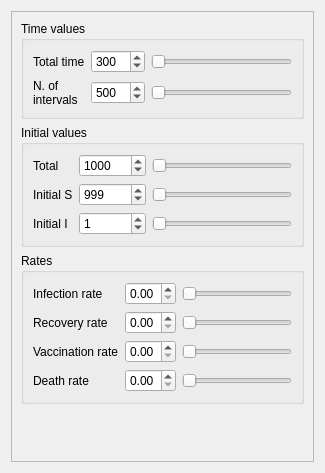
This is src/sir_menu.ui in anagontijo/sircalculator as Qt 5 draws it before an edit. The edited form follows.
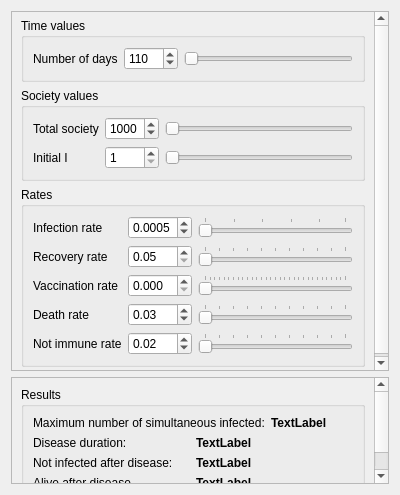
This is the edited form.

Commit message: Second development stage (commits not organized since I'm developing this in my little free time)

Patch:
```diff
--- a/src/sir_menu.ui
+++ b/src/sir_menu.ui
@@ -6,8 +6,8 @@
    <rect>
     <x>0</x>
     <y>0</y>
-    <width>325</width>
-    <height>473</height>
+    <width>400</width>
+    <height>495</height>
    </rect>
   </property>
   <property name="windowTitle">
@@ -16,6 +16,24 @@
   <layout class="QGridLayout" name="gridLayout">
    <item row="0" column="0">
     <widget class="QScrollArea" name="scrollArea">
+     <property name="sizePolicy">
+      <sizepolicy hsizetype="Preferred" vsizetype="Preferred">
+       <horstretch>0</horstretch>
+       <verstretch>0</verstretch>
+      </sizepolicy>
+     </property>
+     <property name="minimumSize">
+      <size>
+       <width>0</width>
+       <height>360</height>
+      </size>
+     </property>
+     <property name="maximumSize">
+      <size>
+       <width>16777215</width>
+       <height>400</height>
+      </size>
+     </property>
      <property name="widgetResizable">
       <bool>true</bool>
      </property>
@@ -24,63 +42,37 @@
        <rect>
         <x>0</x>
         <y>0</y>
-        <width>291</width>
-        <height>490</height>
+        <width>380</width>
+        <height>358</height>
        </rect>
       </property>
       <layout class="QGridLayout" name="gridLayout_3">
+       <property name="topMargin">
+        <number>6</number>
+       </property>
+       <property name="bottomMargin">
+        <number>6</number>
+       </property>
        <item row="1" column="0">
         <widget class="QGroupBox" name="groupBox_initial_values">
          <property name="title">
-          <string>Initial values</string>
+          <string>Society values</string>
          </property>
          <layout class="QGridLayout" name="gridLayout_5">
           <item row="0" column="0">
            <layout class="QGridLayout" name="gridLayout_2">
-            <item row="0" column="0">
-             <widget class="QLabel" name="label_total">
-              <property name="text">
-               <string>Total</string>
-              </property>
-             </widget>
-            </item>
-            <item row="2" column="2">
-             <widget class="QSlider" name="horizontalSlider_i">
-              <property name="orientation">
-               <enum>Qt::Horizontal</enum>
-              </property>
-             </widget>
-            </item>
-            <item row="1" column="2">
-             <widget class="QSlider" name="horizontalSlider_s">
-              <property name="orientation">
-               <enum>Qt::Horizontal</enum>
-              </property>
-             </widget>
-            </item>
             <item row="1" column="0">
-             <widget class="QLabel" name="label_s">
-              <property name="text">
-               <string>Initial S</string>
-              </property>
-             </widget>
-            </item>
-            <item row="0" column="2">
-             <widget class="QSlider" name="horizontalSlider_total">
-              <property name="orientation">
-               <enum>Qt::Horizontal</enum>
-              </property>
-             </widget>
-            </item>
-            <item row="2" column="0">
              <widget class="QLabel" name="label_i">
               <property name="text">
                <string>Initial I</string>
               </property>
              </widget>
             </item>
-            <item row="2" column="1">
+            <item row="1" column="1">
              <widget class="QSpinBox" name="spinBox_i">
+              <property name="minimum">
+               <number>1</number>
+              </property>
               <property name="maximum">
                <number>1000</number>
               </property>
@@ -89,44 +81,45 @@
               </property>
              </widget>
             </item>
-            <item row="1" column="1">
-             <widget class="QSpinBox" name="spinBox_s">
-              <property name="maximum">
-               <number>1000</number>
+            <item row="1" column="2">
+             <widget class="QSlider" name="slider_i">
+              <property name="orientation">
+               <enum>Qt::Horizontal</enum>
               </property>
-              <property name="value">
-               <number>999</number>
+             </widget>
+            </item>
+            <item row="0" column="0">
+             <widget class="QLabel" name="label_total">
+              <property name="text">
+               <string>Total society</string>
               </property>
              </widget>
             </item>
             <item row="0" column="1">
              <widget class="QSpinBox" name="spinBox_total">
+              <property name="minimum">
+               <number>10</number>
+              </property>
               <property name="maximum">
-               <number>1000000</number>
+               <number>2000</number>
               </property>
               <property name="value">
                <number>1000</number>
               </property>
              </widget>
             </item>
+            <item row="0" column="2">
+             <widget class="QSlider" name="slider_total">
+              <property name="orientation">
+               <enum>Qt::Horizontal</enum>
+              </property>
+             </widget>
+            </item>
            </layout>
           </item>
          </layout>
         </widget>
        </item>
-       <item row="3" column="0">
-        <spacer name="verticalSpacer">
-         <property name="orientation">
-          <enum>Qt::Vertical</enum>
-         </property>
-         <property name="sizeHint" stdset="0">
-          <size>
-           <width>20</width>
-           <height>40</height>
-          </size>
-         </property>
-        </spacer>
-       </item>
        <item row="2" column="0">
         <widget class="QGroupBox" name="groupBox">
          <property name="title">
@@ -136,40 +129,18 @@
           <item row="0" column="0">
            <layout class="QGridLayout" name="gridLayout_4">
             <item row="0" column="2">
-             <widget class="QSlider" name="horizontalSlide_i_r">
-              <property name="orientation">
-               <enum>Qt::Horizontal</enum>
+             <widget class="QSlider" name="slider_i_r">
+              <property name="minimum">
+               <number>1</number>
               </property>
-             </widget>
-            </item>
-            <item row="2" column="2">
-             <widget class="QSlider" name="horizontalSlider_v_r">
-              <property name="orientation">
-               <enum>Qt::Horizontal</enum>
-              </property>
-             </widget>
-            </item>
-            <item row="1" column="2">
-             <widget class="QSlider" name="horizontalSlider_r_r">
-              <property name="orientation">
-               <enum>Qt::Horizontal</enum>
-              </property>
-             </widget>
-            </item>
-            <item row="3" column="2">
-             <widget class="QSlider" name="horizontalSlider_d_r">
-              <property name="orientation">
-               <enum>Qt::Horizontal</enum>
-              </property>
-             </widget>
-            </item>
-            <item row="0" column="1">
-             <widget class="QDoubleSpinBox" name="doubleSpinBox_i_r">
               <property name="maximum">
-               <double>1.000000000000000</double>
+               <number>50</number>
               </property>
-              <property name="singleStep">
-               <double>0.050000000000000</double>
+              <property name="orientation">
+               <enum>Qt::Horizontal</enum>
+              </property>
+              <property name="tickPosition">
+               <enum>QSlider::TicksAbove</enum>
               </property>
              </widget>
             </item>
@@ -180,27 +151,45 @@
               </property>
              </widget>
             </item>
-            <item row="2" column="0">
-             <widget class="QLabel" name="label_v_r">
-              <property name="text">
-               <string>Vaccination rate</string>
-              </property>
-             </widget>
-            </item>
-            <item row="0" column="0">
-             <widget class="QLabel" name="label_i_r">
-              <property name="text">
-               <string>Infection rate</string>
-              </property>
-             </widget>
-            </item>
             <item row="2" column="1">
              <widget class="QDoubleSpinBox" name="doubleSpinBox_v_r">
+              <property name="decimals">
+               <number>3</number>
+              </property>
               <property name="maximum">
-               <double>1.000000000000000</double>
+               <double>0.300000000000000</double>
               </property>
               <property name="singleStep">
-               <double>0.050000000000000</double>
+               <double>0.001000000000000</double>
+              </property>
+             </widget>
+            </item>
+            <item row="3" column="1">
+             <widget class="QDoubleSpinBox" name="doubleSpinBox_d_r">
+              <property name="minimum">
+               <double>0.000000000000000</double>
+              </property>
+              <property name="maximum">
+               <double>0.200000000000000</double>
+              </property>
+              <property name="singleStep">
+               <double>0.010000000000000</double>
+              </property>
+              <property name="value">
+               <double>0.030000000000000</double>
+              </property>
+             </widget>
+            </item>
+            <item row="1" column="2">
+             <widget class="QSlider" name="slider_r_r">
+              <property name="maximum">
+               <number>100</number>
+              </property>
+              <property name="orientation">
+               <enum>Qt::Horizontal</enum>
+              </property>
+              <property name="tickPosition">
+               <enum>QSlider::TicksAbove</enum>
               </property>
              </widget>
             </item>
@@ -211,23 +200,111 @@
               </property>
              </widget>
             </item>
+            <item row="2" column="2">
+             <widget class="QSlider" name="slider_v_r">
+              <property name="maximum">
+               <number>300</number>
+              </property>
+              <property name="orientation">
+               <enum>Qt::Horizontal</enum>
+              </property>
+              <property name="tickPosition">
+               <enum>QSlider::TicksAbove</enum>
+              </property>
+             </widget>
+            </item>
+            <item row="3" column="2">
+             <widget class="QSlider" name="slider_d_r">
+              <property name="maximum">
+               <number>100</number>
+              </property>
+              <property name="orientation">
+               <enum>Qt::Horizontal</enum>
+              </property>
+              <property name="tickPosition">
+               <enum>QSlider::TicksAbove</enum>
+              </property>
+             </widget>
+            </item>
+            <item row="0" column="1">
+             <widget class="QDoubleSpinBox" name="doubleSpinBox_i_r">
+              <property name="decimals">
+               <number>4</number>
+              </property>
+              <property name="minimum">
+               <double>0.000100000000000</double>
+              </property>
+              <property name="maximum">
+               <double>0.003000000000000</double>
+              </property>
+              <property name="singleStep">
+               <double>0.000100000000000</double>
+              </property>
+              <property name="value">
+               <double>0.000500000000000</double>
+              </property>
+             </widget>
+            </item>
             <item row="1" column="1">
              <widget class="QDoubleSpinBox" name="doubleSpinBox_r_r">
+              <property name="minimum">
+               <double>0.050000000000000</double>
+              </property>
               <property name="maximum">
-               <double>1.000000000000000</double>
+               <double>0.200000000000000</double>
               </property>
               <property name="singleStep">
+               <double>0.010000000000000</double>
+              </property>
+              <property name="value">
                <double>0.050000000000000</double>
               </property>
              </widget>
             </item>
-            <item row="3" column="1">
-             <widget class="QDoubleSpinBox" name="doubleSpinBox_d_r">
+            <item row="2" column="0">
+             <widget class="QLabel" name="label_v_r">
+              <property name="text">
+               <string>Vaccination rate</string>
+              </property>
+             </widget>
+            </item>
+            <item row="0" column="0">
+             <widget class="QLabel" name="label_i_r">
+              <property name="text">
+               <string>Infection rate</string>
+              </property>
+             </widget>
+            </item>
+            <item row="4" column="0">
+             <widget class="QLabel" name="label_not_immune">
+              <property name="text">
+               <string>Not immune rate</string>
+              </property>
+             </widget>
+            </item>
+            <item row="4" column="1">
+             <widget class="QDoubleSpinBox" name="doubleSpinBox_not_immune">
               <property name="maximum">
-               <double>1.000000000000000</double>
+               <double>0.400000000000000</double>
               </property>
               <property name="singleStep">
-               <double>0.050000000000000</double>
+               <double>0.010000000000000</double>
+              </property>
+              <property name="value">
+               <double>0.020000000000000</double>
+              </property>
+             </widget>
+            </item>
+            <item row="4" column="2">
+             <widget class="QSlider" name="slider_not_immune">
+              <property name="maximum">
+               <number>100</number>
+              </property>
+              <property name="orientation">
+               <enum>Qt::Horizontal</enum>
+              </property>
+              <property name="tickPosition">
+               <enum>QSlider::TicksAbove</enum>
               </property>
              </widget>
             </item>
@@ -242,60 +319,36 @@
           <string>Time values</string>
          </property>
          <layout class="QGridLayout" name="gridLayout_7">
-          <item row="0" column="0">
-           <widget class="QLabel" name="label">
-            <property name="text">
-             <string>Total time</string>
-            </property>
-           </widget>
-          </item>
-          <item row="0" column="1">
-           <widget class="QSpinBox" name="spinBox">
-            <property name="maximum">
-             <number>500</number>
-            </property>
-            <property name="value">
-             <number>300</number>
-            </property>
-           </widget>
-          </item>
           <item row="0" column="2">
-           <widget class="QSlider" name="horizontalSlider">
+           <widget class="QSlider" name="slider_total_time">
+            <property name="minimum">
+             <number>10</number>
+            </property>
+            <property name="maximum">
+             <number>1000</number>
+            </property>
             <property name="orientation">
              <enum>Qt::Horizontal</enum>
             </property>
            </widget>
           </item>
-          <item row="1" column="0">
-           <widget class="QLabel" name="label_2">
-            <property name="maximumSize">
-             <size>
-              <width>80</width>
-              <height>16777215</height>
-             </size>
+          <item row="0" column="1">
+           <widget class="QSpinBox" name="spinBox_total_time">
+            <property name="minimum">
+             <number>10</number>
             </property>
-            <property name="text">
-             <string>N. of intervals</string>
-            </property>
-            <property name="wordWrap">
-             <bool>true</bool>
-            </property>
-           </widget>
-          </item>
-          <item row="1" column="1">
-           <widget class="QSpinBox" name="spinBox_2">
             <property name="maximum">
-             <number>2000</number>
+             <number>1000</number>
             </property>
             <property name="value">
-             <number>500</number>
+             <number>110</number>
             </property>
            </widget>
           </item>
-          <item row="1" column="2">
-           <widget class="QSlider" name="horizontalSlider_2">
-            <property name="orientation">
-             <enum>Qt::Horizontal</enum>
+          <item row="0" column="0">
+           <widget class="QLabel" name="label">
+            <property name="text">
+             <string>Number of days</string>
             </property>
            </widget>
           </item>
@@ -306,6 +359,142 @@
      </widget>
     </widget>
    </item>
+   <item row="1" column="0">
+    <widget class="QScrollArea" name="scrollArea_2">
+     <property name="widgetResizable">
+      <bool>true</bool>
+     </property>
+     <widget class="QWidget" name="scrollAreaWidgetContents_2">
+      <property name="geometry">
+       <rect>
+        <x>0</x>
+        <y>-20</y>
+        <width>363</width>
+        <height>129</height>
+       </rect>
+      </property>
+      <layout class="QGridLayout" name="gridLayout_8">
+       <item row="0" column="0">
+        <widget class="QGroupBox" name="groupBox_3">
+         <property name="title">
+          <string>Results</string>
+         </property>
+         <layout class="QVBoxLayout" name="verticalLayout">
+          <item>
+           <layout class="QHBoxLayout" name="horizontalLayout">
+            <item>
+             <widget class="QLabel" name="label_2">
+              <property name="toolTip">
+               <string>&lt;html&gt;&lt;head/&gt;&lt;body&gt;&lt;p&gt;The number of infected people at the disease's peak.&lt;/p&gt;&lt;/body&gt;&lt;/html&gt;</string>
+              </property>
+              <property name="text">
+               <string>Maximum number of simultaneous infected:</string>
+              </property>
+             </widget>
+            </item>
+            <item>
+             <widget class="QLabel" name="label_max_I">
+              <property name="font">
+               <font>
+                <weight>75</weight>
+                <bold>true</bold>
+               </font>
+              </property>
+              <property name="text">
+               <string>TextLabel</string>
+              </property>
+             </widget>
+            </item>
+           </layout>
+          </item>
+          <item>
+           <layout class="QHBoxLayout" name="horizontalLayout_2">
+            <item>
+             <widget class="QLabel" name="label_4">
+              <property name="toolTip">
+               <string>&lt;html&gt;&lt;head/&gt;&lt;body&gt;&lt;p&gt;The number of days and hours that have passed since the beginning of simulation until there were no infected people.&lt;span style=&quot; font-weight:600;&quot;&gt; If not defined, the disease wasn't over in specified number of days.&lt;/span&gt;&lt;/p&gt;&lt;/body&gt;&lt;/html&gt;</string>
+              </property>
+              <property name="text">
+               <string>Disease duration:</string>
+              </property>
+             </widget>
+            </item>
+            <item>
+             <widget class="QLabel" name="label_duration">
+              <property name="font">
+               <font>
+                <weight>75</weight>
+                <bold>true</bold>
+               </font>
+              </property>
+              <property name="text">
+               <string>TextLabel</string>
+              </property>
+             </widget>
+            </item>
+           </layout>
+          </item>
+          <item>
+           <layout class="QHBoxLayout" name="horizontalLayout_3">
+            <item>
+             <widget class="QLabel" name="label_3">
+              <property name="toolTip">
+               <string>&lt;html&gt;&lt;head/&gt;&lt;body&gt;&lt;p&gt;Number of people who haven't been infected after the disease ended. (Not accurate for &amp;quot;Not immune rate&amp;quot; greater than 0).&lt;span style=&quot; font-weight:600;&quot;&gt; If not defined the disease wasn't over in specified number of days.&lt;/span&gt;&lt;/p&gt;&lt;/body&gt;&lt;/html&gt;</string>
+              </property>
+              <property name="text">
+               <string>Not infected after disease:</string>
+              </property>
+             </widget>
+            </item>
+            <item>
+             <widget class="QLabel" name="label_susceptible_and_vaccinated_after">
+              <property name="font">
+               <font>
+                <weight>75</weight>
+                <bold>true</bold>
+               </font>
+              </property>
+              <property name="text">
+               <string>TextLabel</string>
+              </property>
+             </widget>
+            </item>
+           </layout>
+          </item>
+          <item>
+           <layout class="QHBoxLayout" name="horizontalLayout_4">
+            <item>
+             <widget class="QLabel" name="label_6">
+              <property name="toolTip">
+               <string>&lt;html&gt;&lt;head/&gt;&lt;body&gt;&lt;p&gt;Number of people alive after the disease ended.&lt;span style=&quot; font-weight:600;&quot;&gt; If not defined the disease wasn't over in specified number of days.&lt;/span&gt;&lt;/p&gt;&lt;p&gt;&lt;br/&gt;&lt;/p&gt;&lt;/body&gt;&lt;/html&gt;</string>
+              </property>
+              <property name="text">
+               <string>Alive after disease</string>
+              </property>
+             </widget>
+            </item>
+            <item>
+             <widget class="QLabel" name="label_alive_after">
+              <property name="font">
+               <font>
+                <weight>75</weight>
+                <bold>true</bold>
+               </font>
+              </property>
+              <property name="text">
+               <string>TextLabel</string>
+              </property>
+             </widget>
+            </item>
+           </layout>
+          </item>
+         </layout>
+        </widget>
+       </item>
+      </layout>
+     </widget>
+    </widget>
+   </item>
   </layout>
  </widget>
  <resources/>
```
The commit also changes 18 other files.
